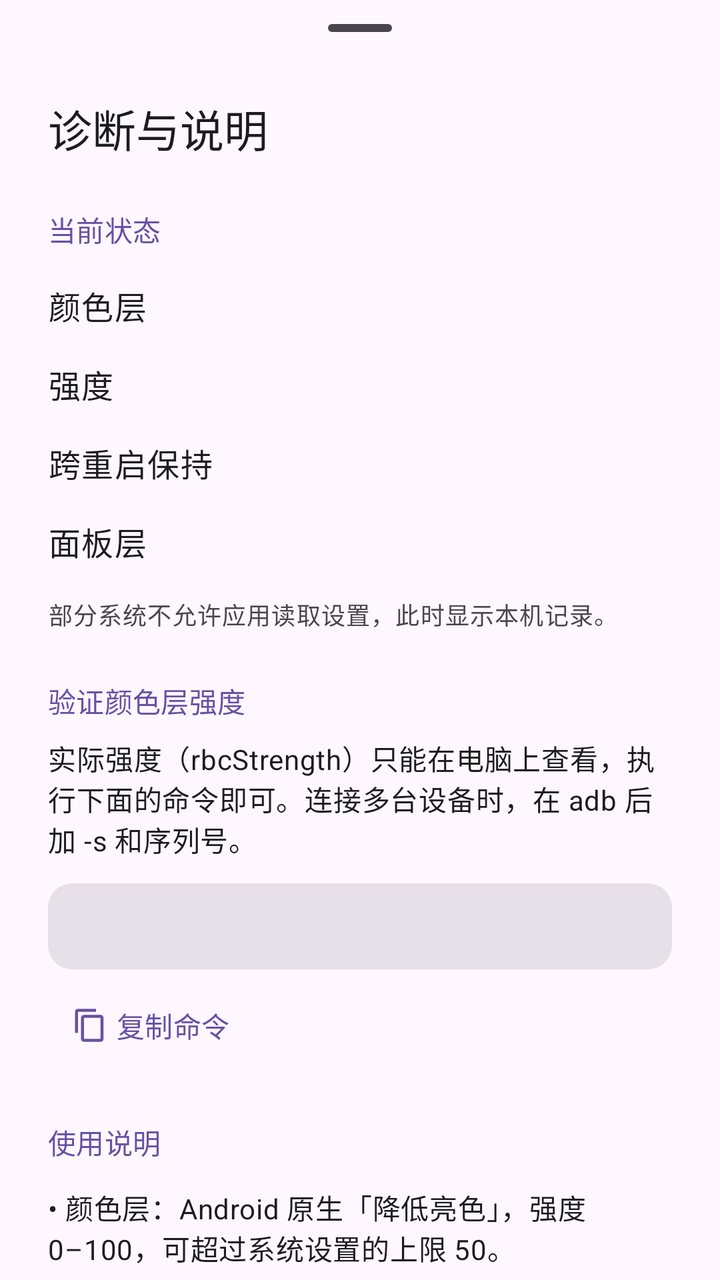
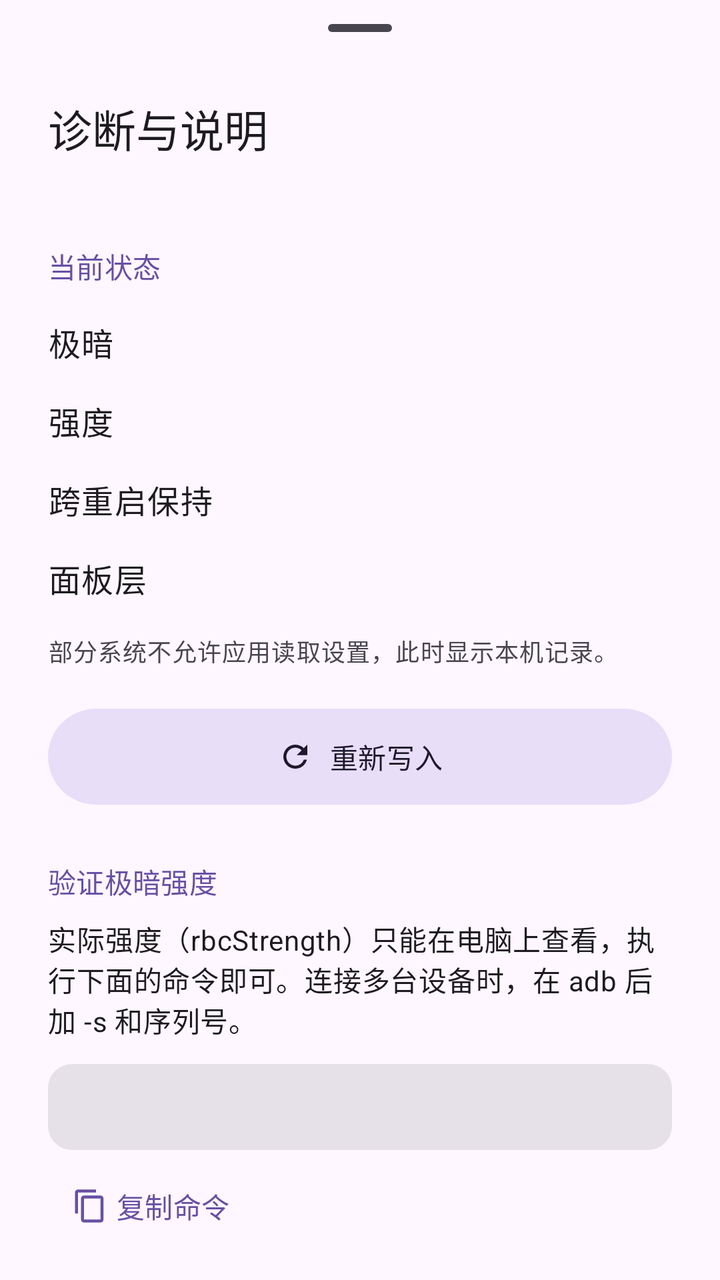

Two renders of the same Android screen: before a commit and after it. Below are the layout's source before the change and the commit's diff.
<!-- AndroidManifest.xml: application theme Theme.Dimmer -->
<!-- res/layout/sheet_advanced.xml -->
<?xml version="1.0" encoding="utf-8"?>
<androidx.core.widget.NestedScrollView
    xmlns:android="http://schemas.android.com/apk/res/android"
    xmlns:app="http://schemas.android.com/apk/res-auto"
    android:id="@+id/sheetScroll"
    android:layout_width="match_parent"
    android:layout_height="wrap_content"
    android:clipToPadding="false">

    <LinearLayout
        android:layout_width="match_parent"
        android:layout_height="wrap_content"
        android:orientation="vertical"
        android:paddingHorizontal="24dp"
        android:paddingBottom="24dp">

        <com.google.android.material.bottomsheet.BottomSheetDragHandleView
            android:layout_width="match_parent"
            android:layout_height="wrap_content" />

        <TextView
            android:layout_width="match_parent"
            android:layout_height="wrap_content"
            android:text="@string/diag_title"
            android:textAppearance="?attr/textAppearanceTitleLarge"
            android:textColor="?attr/colorOnSurface" />

        
        <TextView
            android:layout_width="match_parent"
            android:layout_height="wrap_content"
            android:layout_marginTop="24dp"
            android:layout_marginBottom="8dp"
            android:text="@string/sheet_system_status"
            android:textAppearance="?attr/textAppearanceTitleSmall"
            android:textColor="?attr/colorPrimary" />

        <LinearLayout
            android:layout_width="match_parent"
            android:layout_height="wrap_content"
            android:orientation="horizontal"
            android:paddingVertical="8dp">

            <TextView
                android:layout_width="0dp"
                android:layout_height="wrap_content"
                android:layout_weight="1"
                android:text="@string/diag_switch_label"
                android:textAppearance="?attr/textAppearanceBodyLarge"
                android:textColor="?attr/colorOnSurface" />

            <TextView
                android:id="@+id/tvReadActivated"
                android:layout_width="wrap_content"
                android:layout_height="wrap_content"
                android:layout_marginStart="16dp"
                android:fontFeatureSettings="tnum"
                android:gravity="end"
                android:textAppearance="?attr/textAppearanceBodyLarge"
                android:textColor="?attr/colorOnSurfaceVariant" />
        </LinearLayout>

        <LinearLayout
            android:layout_width="match_parent"
            android:layout_height="wrap_content"
            android:orientation="horizontal"
            android:paddingVertical="8dp">

            <TextView
                android:layout_width="0dp"
                android:layout_height="wrap_content"
                android:layout_weight="1"
                android:text="@string/diag_level_label"
                android:textAppearance="?attr/textAppearanceBodyLarge"
                android:textColor="?attr/colorOnSurface" />

            <TextView
                android:id="@+id/tvReadLevel"
                android:layout_width="wrap_content"
                android:layout_height="wrap_content"
                android:layout_marginStart="16dp"
                android:fontFeatureSettings="tnum"
                android:gravity="end"
                android:textAppearance="?attr/textAppearanceBodyLarge"
                android:textColor="?attr/colorOnSurfaceVariant" />
        </LinearLayout>

        <LinearLayout
            android:layout_width="match_parent"
            android:layout_height="wrap_content"
            android:orientation="horizontal"
            android:paddingVertical="8dp">

            <TextView
                android:layout_width="0dp"
                android:layout_height="wrap_content"
                android:layout_weight="1"
                android:text="@string/diag_persist_label"
                android:textAppearance="?attr/textAppearanceBodyLarge"
                android:textColor="?attr/colorOnSurface" />

            <TextView
                android:id="@+id/tvReadPersist"
                android:layout_width="wrap_content"
                android:layout_height="wrap_content"
                android:layout_marginStart="16dp"
                android:fontFeatureSettings="tnum"
                android:gravity="end"
                android:textAppearance="?attr/textAppearanceBodyLarge"
                android:textColor="?attr/colorOnSurfaceVariant" />
        </LinearLayout>

        <LinearLayout
            android:layout_width="match_parent"
            android:layout_height="wrap_content"
            android:orientation="horizontal"
            android:paddingVertical="8dp">

            <TextView
                android:layout_width="0dp"
                android:layout_height="wrap_content"
                android:layout_weight="1"
                android:text="@string/diag_panel_label"
                android:textAppearance="?attr/textAppearanceBodyLarge"
                android:textColor="?attr/colorOnSurface" />

            <TextView
                android:id="@+id/tvReadPanel"
                android:layout_width="wrap_content"
                android:layout_height="wrap_content"
                android:layout_marginStart="16dp"
                android:fontFeatureSettings="tnum"
                android:gravity="end"
                android:textAppearance="?attr/textAppearanceBodyLarge"
                android:textColor="?attr/colorOnSurfaceVariant" />
        </LinearLayout>

        <TextView
            android:layout_width="match_parent"
            android:layout_height="wrap_content"
            android:layout_marginTop="8dp"
            android:text="@string/sheet_denied_note"
            android:textAppearance="?attr/textAppearanceBodySmall"
            android:textColor="?attr/colorOnSurfaceVariant" />

        
        <TextView
            android:layout_width="match_parent"
            android:layout_height="wrap_content"
            android:layout_marginTop="24dp"
            android:layout_marginBottom="8dp"
            android:text="@string/sheet_verify_header"
            android:textAppearance="?attr/textAppearanceTitleSmall"
            android:textColor="?attr/colorPrimary" />

        <TextView
            android:layout_width="match_parent"
            android:layout_height="wrap_content"
            android:text="@string/sheet_verify_body"
            android:textAppearance="?attr/textAppearanceBodyMedium"
            android:textColor="?attr/colorOnSurface" />

        <TextView
            android:id="@+id/tvVerifyCmd"
            android:layout_width="match_parent"
            android:layout_height="wrap_content"
            android:layout_marginTop="12dp"
            android:background="@drawable/bg_code_block"
            android:fontFamily="monospace"
            android:padding="12dp"
            android:textAppearance="?attr/textAppearanceBodyMedium"
            android:textColor="?attr/colorOnSurface"
            android:textIsSelectable="true" />

        <com.google.android.material.button.MaterialButton
            android:id="@+id/btnCopyVerify"
            style="@style/Widget.Material3.Button.TextButton"
            android:layout_width="wrap_content"
            android:layout_height="wrap_content"
            android:layout_gravity="start"
            android:layout_marginTop="4dp"
            android:text="@string/copy_command"
            app:icon="@drawable/ic_content_copy"
            app:iconGravity="textStart" />

        
        <TextView
            android:layout_width="match_parent"
            android:layout_height="wrap_content"
            android:layout_marginTop="24dp"
            android:layout_marginBottom="8dp"
            android:text="@string/sheet_usage_header"
            android:textAppearance="?attr/textAppearanceTitleSmall"
            android:textColor="?attr/colorPrimary" />

        <TextView
            android:layout_width="match_parent"
            android:layout_height="wrap_content"
            android:layout_marginTop="4dp"
            android:text="@string/usage_1"
            android:textAppearance="?attr/textAppearanceBodyMedium"
            android:textColor="?attr/colorOnSurface" />

        <TextView
            android:layout_width="match_parent"
            android:layout_height="wrap_content"
            android:layout_marginTop="8dp"
            android:text="@string/usage_2"
            android:textAppearance="?attr/textAppearanceBodyMedium"
            android:textColor="?attr/colorOnSurface" />

        <TextView
            android:layout_width="match_parent"
            android:layout_height="wrap_content"
            android:layout_marginTop="8dp"
            android:text="@string/usage_3"
            android:textAppearance="?attr/textAppearanceBodyMedium"
            android:textColor="?attr/colorOnSurface" />

        <TextView
            android:layout_width="match_parent"
            android:layout_height="wrap_content"
            android:layout_marginTop="8dp"
            android:text="@string/usage_4"
            android:textAppearance="?attr/textAppearanceBodyMedium"
            android:textColor="?attr/colorOnSurface" />
    </LinearLayout>
</androidx.core.widget.NestedScrollView>
<!-- resources referenced by this layout -->
<resources>
  <!-- drawable bg_code_block (drawable) -->
  <?xml version="1.0" encoding="utf-8"?>
  <shape xmlns:android="http://schemas.android.com/apk/res/android"
      android:shape="rectangle">
      <corners android:radius="12dp" />
      <solid android:color="?attr/colorSurfaceContainerHighest" />
  </shape>
  <!-- drawable ic_content_copy (drawable) -->
  <vector xmlns:android="http://schemas.android.com/apk/res/android"
      android:width="24dp"
      android:height="24dp"
      android:viewportWidth="24"
      android:viewportHeight="24"
      android:tint="?attr/colorControlNormal">
      <path
          android:fillColor="@android:color/white"
          android:pathData="M16,1L4,1C2.9,1 2,1.9 2,3L2,17L4,17L4,3L16,3L16,1ZM19,5L8,5C6.9,5 6,5.9 6,7L6,21C6,22.1 6.9,23 8,23L19,23C20.1,23 21,22.1 21,21L21,7C21,5.9 20.1,5 19,5ZM19,21L8,21L8,7L19,7L19,21Z" />
  </vector>
  <string name="copy_command">复制命令</string>
  <string name="diag_level_label">强度</string>
  <string name="diag_panel_label">面板层</string>
  <string name="diag_persist_label">跨重启保持</string>
  <string name="diag_switch_label">颜色层</string>
  <string name="diag_title">诊断与说明</string>
  <string name="sheet_denied_note">部分系统不允许应用读取设置，此时显示本机记录。</string>
  <string name="sheet_system_status">当前状态</string>
  <string name="sheet_usage_header">使用说明</string>
  <string name="sheet_verify_body">实际强度（rbcStrength）只能在电脑上查看，执行下面的命令即可。连接多台设备时，在 adb 后加 -s 和序列号。</string>
  <string name="sheet_verify_header">验证颜色层强度</string>
  <string name="usage_1">• 颜色层：Android 原生「降低亮色」，强度 0–100，可超过系统设置的上限 50。</string>
  <string name="usage_2">• 面板层：即系统「降低白点值」开关，由屏幕硬件处理，和颜色层叠加。两层都开最暗。</string>
  <string name="usage_3">• 不要拖动系统设置里的「降低白点值」滑块，它会把颜色层强度改回 50 以内；开启「自动纠正」可自动恢复。</string>
  <string name="usage_4">• 不修改系统亮度。自动纠正只在应用运行时生效，其它时候可用快捷设置磁贴、开机恢复或「重新写入」。</string>
  <style name="Theme.Dimmer" parent="Theme.Material3.DayNight.NoActionBar" />
</resources>

<!-- the commit's change to res/layout/sheet_advanced.xml (unified diff, before → after) -->
@@ -1,4 +1,5 @@
 <?xml version="1.0" encoding="utf-8"?>
+
 <androidx.core.widget.NestedScrollView
     xmlns:android="http://schemas.android.com/apk/res/android"
     xmlns:app="http://schemas.android.com/apk/res-auto"
@@ -25,6 +26,14 @@
             android:textAppearance="?attr/textAppearanceTitleLarge"
             android:textColor="?attr/colorOnSurface" />
 
+        <TextView
+            android:id="@+id/tvVersion"
+            android:layout_width="match_parent"
+            android:layout_height="wrap_content"
+            android:layout_marginTop="2dp"
+            android:textAppearance="?attr/textAppearanceBodySmall"
+            android:textColor="?attr/colorOnSurfaceVariant" />
+
         
         <TextView
             android:layout_width="match_parent"
@@ -142,6 +151,16 @@
             android:text="@string/sheet_denied_note"
             android:textAppearance="?attr/textAppearanceBodySmall"
             android:textColor="?attr/colorOnSurfaceVariant" />
+
+        <com.google.android.material.button.MaterialButton
+            android:id="@+id/btnSheetReapply"
+            style="@style/Widget.Material3.Button.TonalButton"
+            android:layout_width="match_parent"
+            android:layout_height="56dp"
+            android:layout_marginTop="16dp"
+            android:text="@string/btn_reapply"
+            app:icon="@drawable/ic_refresh"
+            app:iconGravity="textStart" />
 
         
         <TextView
@@ -224,5 +243,33 @@
             android:text="@string/usage_4"
             android:textAppearance="?attr/textAppearanceBodyMedium"
             android:textColor="?attr/colorOnSurface" />
+
+        
+        <com.google.android.material.divider.MaterialDivider
+            android:layout_width="match_parent"
+            android:layout_height="wrap_content"
+            android:layout_marginTop="24dp"
+            app:dividerColor="?attr/colorOutlineVariant" />
+
+        <com.google.android.material.button.MaterialButton
+            android:id="@+id/btnUpdate"
+            style="@style/Widget.Material3.Button.TextButton"
+            android:layout_width="wrap_content"
+            android:layout_height="wrap_content"
+            android:layout_gravity="start"
+            android:layout_marginTop="8dp"
+            android:accessibilityLiveRegion="polite"
+            android:text="@string/update_check" />
+
+        <com.google.android.material.button.MaterialButton
+            android:id="@+id/btnGithub"
+            style="@style/Widget.Material3.Button.TextButton"
+            android:layout_width="wrap_content"
+            android:layout_height="wrap_content"
+            android:layout_gravity="start"
+            android:contentDescription="@string/github_open_cd"
+            android:text="@string/github_link_text"
+            app:icon="@drawable/ic_open_in_new"
+            app:iconGravity="end" />
     </LinearLayout>
 </androidx.core.widget.NestedScrollView>
<!-- resource entries referenced after the edit -->
@@ -18,21 +18,55 @@
           android:fillColor="@android:color/white"
           android:pathData="M16,1L4,1C2.9,1 2,1.9 2,3L2,17L4,17L4,3L16,3L16,1ZM19,5L8,5C6.9,5 6,5.9 6,7L6,21C6,22.1 6.9,23 8,23L19,23C20.1,23 21,22.1 21,21L21,7C21,5.9 20.1,5 19,5ZM19,21L8,21L8,7L19,7L19,21Z" />
   </vector>
+  <!-- drawable ic_open_in_new (drawable) -->
+  <vector xmlns:android="http://schemas.android.com/apk/res/android"
+      android:width="24dp"
+      android:height="24dp"
+      android:viewportWidth="24"
+      android:viewportHeight="24"
+      android:tint="?attr/colorControlNormal">
+      <path
+          android:fillColor="@android:color/white"
+          android:pathData="M19,19L5,19L5,5L12,5L12,3L5,3C3.89,3 3,3.9 3,5L3,19C3,20.1 3.89,21 5,21L19,21C20.1,21 21,20.1 21,19L21,12L19,12L19,19ZM14,3L14,5L17.59,5L7.76,14.83L9.17,16.24L19,6.41L19,10L21,10L21,3L14,3Z" />
+  </vector>
+  <!-- drawable ic_refresh (drawable) -->
+  <vector xmlns:android="http://schemas.android.com/apk/res/android"
+      android:width="24dp"
+      android:height="24dp"
+      android:viewportWidth="24"
+      android:viewportHeight="24"
+      android:tint="?attr/colorControlNormal">
+      <path
+          android:fillColor="@android:color/white"
+          android:pathData="M17.65,6.35C16.2,4.9 14.21,4 12,4C7.58,4 4.01,7.58 4.01,12C4.01,16.42 7.58,20 12,20C15.73,20 18.84,17.45 19.73,14L17.65,14C16.83,16.33 14.61,18 12,18C8.69,18 6,15.31 6,12C6,8.69 8.69,6 12,6C13.66,6 15.14,6.69 16.22,7.78L13,11L20,11L20,4L17.65,6.35Z" />
+  </vector>
+  <string name="btn_reapply">重新写入</string>
   <string name="copy_command">复制命令</string>
   <string name="diag_level_label">强度</string>
   <string name="diag_panel_label">面板层</string>
   <string name="diag_persist_label">跨重启保持</string>
-  <string name="diag_switch_label">颜色层</string>
+  <string name="diag_switch_label">极暗</string>
   <string name="diag_title">诊断与说明</string>
+  <string name="github_link_text">GitHub · aimkiray/dimmer</string>
+  <string name="github_open_cd">打开 GitHub 项目页</string>
   <string name="sheet_denied_note">部分系统不允许应用读取设置，此时显示本机记录。</string>
   <string name="sheet_system_status">当前状态</string>
   <string name="sheet_usage_header">使用说明</string>
   <string name="sheet_verify_body">实际强度（rbcStrength）只能在电脑上查看，执行下面的命令即可。连接多台设备时，在 adb 后加 -s 和序列号。</string>
-  <string name="sheet_verify_header">验证颜色层强度</string>
-  <string name="usage_1">• 颜色层：Android 原生「降低亮色」，强度 0–100，可超过系统设置的上限 50。</string>
-  <string name="usage_2">• 面板层：即系统「降低白点值」开关，由屏幕硬件处理，和颜色层叠加。两层都开最暗。</string>
-  <string name="usage_3">• 不要拖动系统设置里的「降低白点值」滑块，它会把颜色层强度改回 50 以内；开启「自动纠正」可自动恢复。</string>
-  <string name="usage_4">• 不修改系统亮度。自动纠正只在应用运行时生效，其它时候可用快捷设置磁贴、开机恢复或「重新写入」。</string>
-  <style name="Theme.Dimmer" parent="Theme.Material3.DayNight.NoActionBar" />
+  <string name="sheet_verify_header">验证极暗强度</string>
+  <string name="update_check">检查更新</string>
+  <string name="usage_1">• 极暗：Android 原生「降低亮色」，扩展系统极暗范围（即「降低白点值」），可细调 0–100 强度。</string>
+  <string name="usage_2">• 面板层：即系统「降低白点值」开关，由屏幕硬件处理，和极暗叠加。两层都开最暗。</string>
+  <string name="usage_3">• 不要拖动系统设置里的「降低白点值」滑块，它会改写极暗强度；开启「自动纠正」可自动恢复。</string>
+  <string name="usage_4">• 不修改系统亮度。自动纠正只在应用运行时生效，其它时候可用快捷设置磁贴、开机恢复，或在「诊断与说明」中重新写入。</string>
+  <style name="Theme.Dimmer" parent="Theme.Material3.DayNight.NoActionBar">
+          <item name="bottomSheetDialogTheme">@style/ThemeOverlay.Dimmer.BottomSheet</item>
+      </style>
+  <style name="ThemeOverlay.Dimmer.BottomSheet" parent="ThemeOverlay.Material3.BottomSheetDialog">
+          <item name="bottomSheetStyle">@style/Widget.Dimmer.BottomSheet</item>
+      </style>
+  <style name="Widget.Dimmer.BottomSheet" parent="Widget.Material3.BottomSheet.Modal">
+          <item name="paddingBottomSystemWindowInsets">false</item>
+      </style>
 </resources>
 
